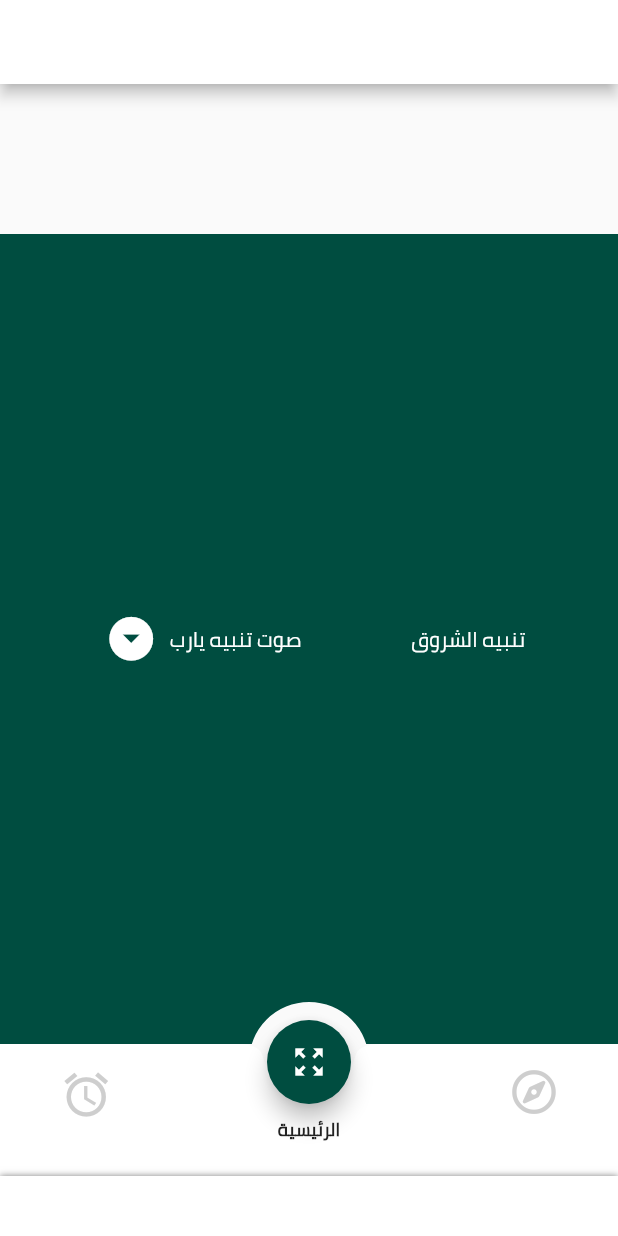
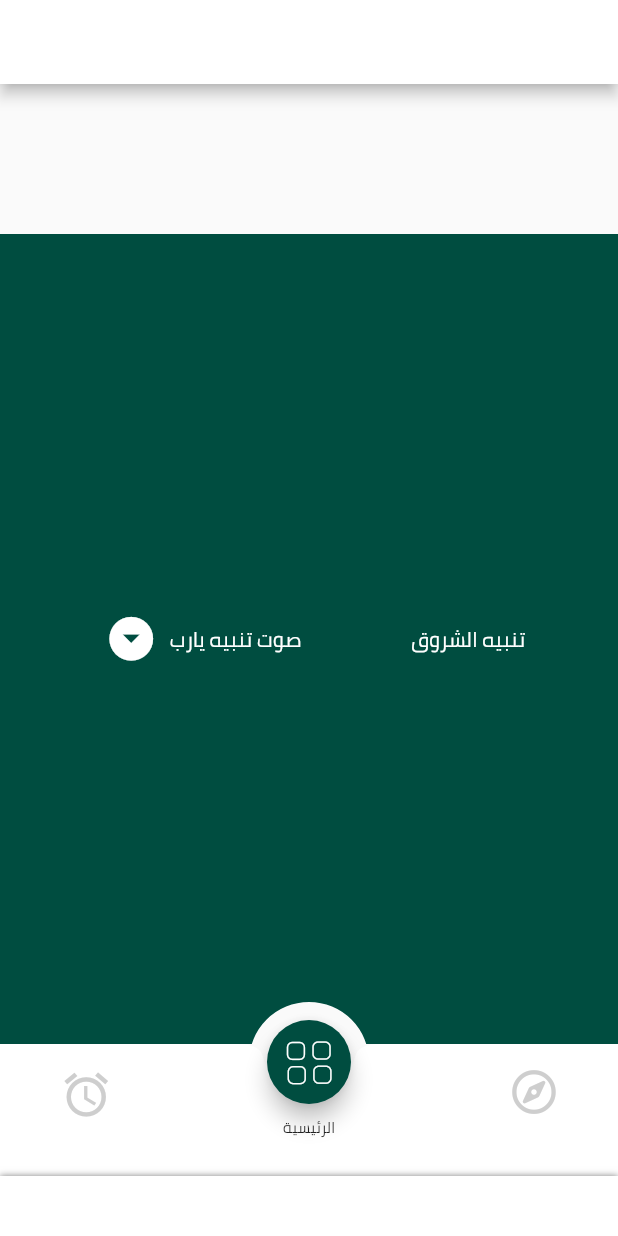
Before and after one commit to Reekoooo/flutter_task, a Flutter app: the screen it shows after launch, on a phone screen of 412 x 824 dp. Run offline on Flutter 3.47's test engine with Material 2 defaults, Android fonts, the phone set to English and light mode, and no system bars; our stand-ins replace font_awesome_flutter.

Commit message:
added FAB custom icon  beta

```diff
--- a/lib/pages/home_page.dart
+++ b/lib/pages/home_page.dart
@@ -111,7 +111,9 @@ class _MyHomePageState extends State<MyHomePage> {
     return Transform.translate(
       offset: Offset(0.0, Y_offset),
       child: FloatingActionButton(
-          child: Icon(Icons.zoom_out_map), onPressed: () {}),
+          child: Icon(
+            IconData(0xe900, fontFamily: 'fourrect'),size: 35.0,),
+          onPressed: () {}),
     );
   }
 
@@ -146,7 +148,7 @@ class _MyHomePageState extends State<MyHomePage> {
                 offset: Offset(0.0, Y_offset),
                 child: Text(
                   "الرئيسية",
-                  style: TextStyle(fontSize: 12.0, fontWeight: FontWeight.bold),
+                  style: TextStyle(fontSize: 10.0,),
                 ),
               ),
               Padding(
--- a/pubspec.yaml
+++ b/pubspec.yaml
@@ -63,9 +63,9 @@ flutter:
         - asset: fonts/Cairo-Regular.ttf
   #       - asset: fonts/Schyler-Italic.ttf
   #         style: italic
-  #   - family: Trajan Pro
-  #     fonts:
-  #       - asset: fonts/TrajanPro.ttf
+    - family: fourrect
+      fonts:
+        - asset: fonts/fourrect.ttf
   #       - asset: fonts/TrajanPro_Bold.ttf
   #         weight: 700
   #
```
Also changed, not shown: fonts/fourrect.ttf (added).
